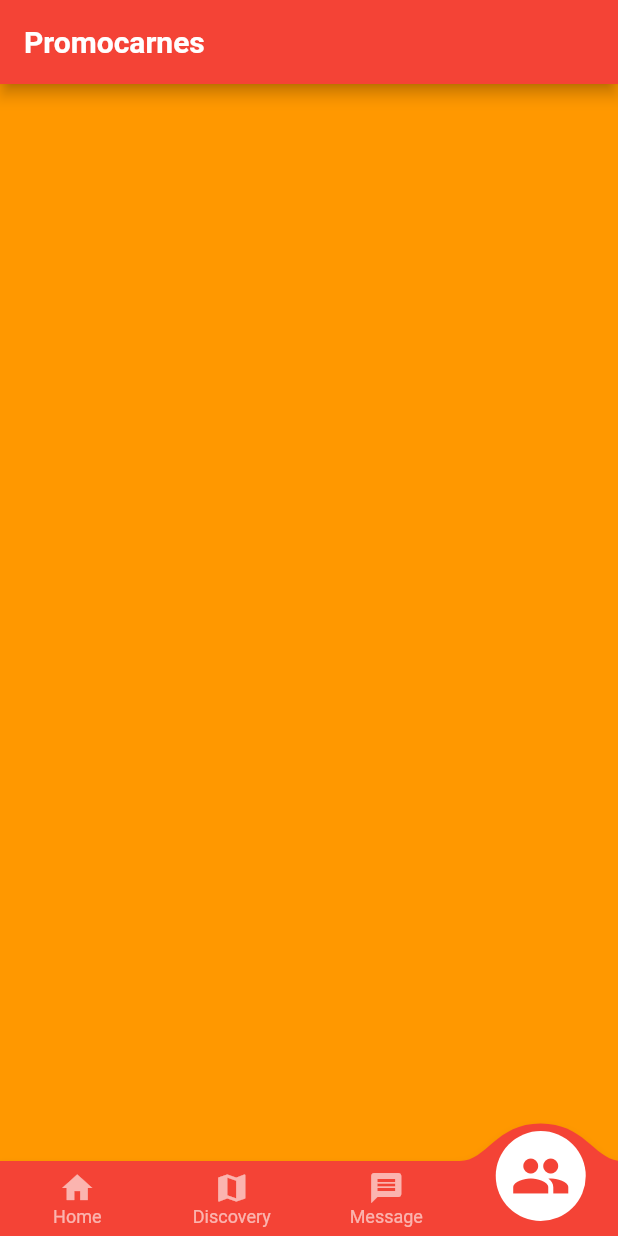
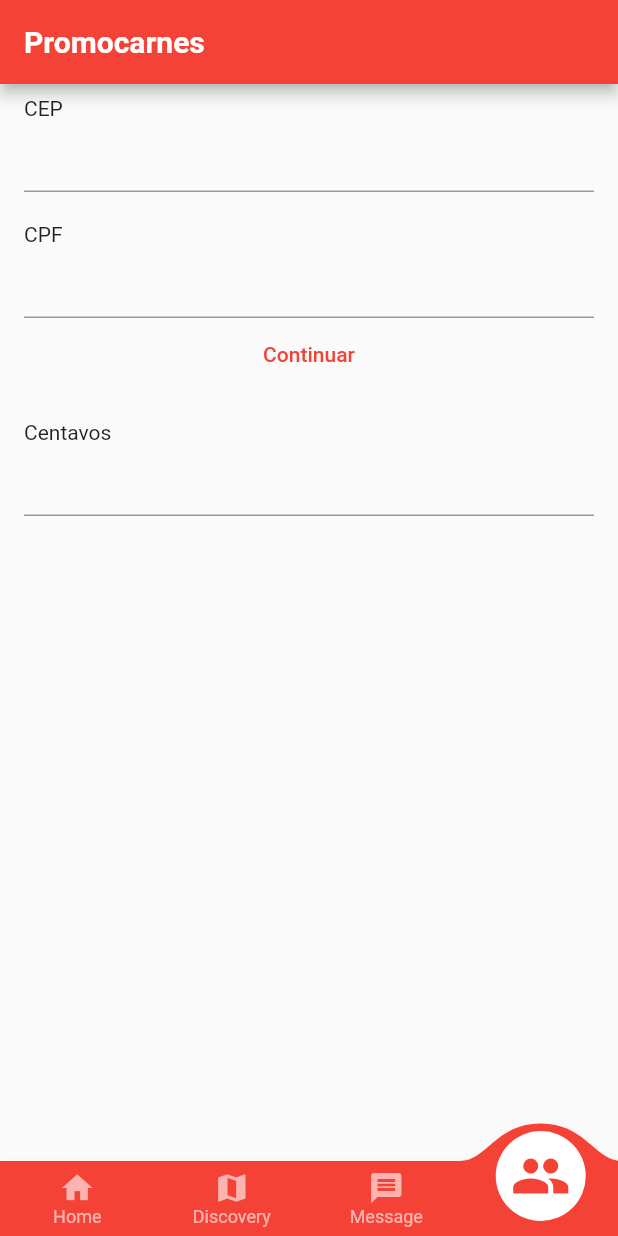
Before and after one commit to romildojpaiter/flutter-dio-challenge, a Flutter app: the screen it shows after launch, item 4 of the bottom bar chosen, on a phone screen of 412 x 824 dp. Run offline on Flutter 3.47's test engine with Material 2 defaults, Android fonts, the phone set to English and light mode, and no system bars; drawn by our look-alikes of convex_bottom_bar; our stand-ins replace animated_text_kit, brasil_fields, convert, dio, flutter_dotenv, font_awesome_flutter and 2 more; accounts and stored records are empty.

Commit message:
Incluir a formatação dos numeros

```diff
--- /dev/null
+++ b/modulo06/modulo06app/lib/pages/brasil_fields/brasil_fields_page.dart
@@ -0,0 +1,74 @@
+import 'package:brasil_fields/brasil_fields.dart';
+import 'package:flutter/material.dart';
+import 'package:flutter/services.dart';
+
+class BrasilFieldsPage extends StatefulWidget {
+  const BrasilFieldsPage({super.key});
+
+  @override
+  State<BrasilFieldsPage> createState() => _BrasilFieldsPageState();
+}
+
+class _BrasilFieldsPageState extends State<BrasilFieldsPage> {
+  //
+  var _cpfController = TextEditingController();
+  var _centavosController = TextEditingController();
+
+  @override
+  Widget build(BuildContext context) {
+    return Scaffold(
+      body: Container(
+        margin: EdgeInsets.symmetric(horizontal: 16.0, vertical: 8.0),
+        child: Column(
+          crossAxisAlignment: CrossAxisAlignment.start,
+          children: [
+            Text("CEP"),
+            TextFormField(
+              keyboardType: TextInputType.number,
+              inputFormatters: [
+                // obrigatório
+                FilteringTextInputFormatter.digitsOnly,
+                CepInputFormatter(),
+              ],
+            ),
+            SizedBox(
+              height: 20,
+            ),
+            Text("CPF"),
+            TextFormField(
+              controller: _cpfController,
+              keyboardType: TextInputType.number,
+              inputFormatters: [
+                // obrigatório
+                FilteringTextInputFormatter.digitsOnly,
+                CpfInputFormatter(),
+              ],
+            ),
+            Center(
+              child: TextButton(
+                onPressed: () {
+                  print(CPFValidator.isValid(_cpfController.text));
+                  print(CPFValidator.isValid(CPFValidator.generate()));
+                },
+                child: Text("Continuar"),
+              ),
+            ),
+            SizedBox(
+              height: 20,
+            ),
+            Text("Centavos"),
+            TextFormField(
+              controller: _centavosController,
+              keyboardType: TextInputType.number,
+              inputFormatters: [
+                // obrigatório
+                FilteringTextInputFormatter.digitsOnly,
+                CentavosInputFormatter(),
+              ],
+            )
+          ],
+        ),
+      ),
+    );
+  }
+}
--- a/modulo06/modulo06app/lib/pages/promocarnes/promo_land_convex_page.dart
+++ b/modulo06/modulo06app/lib/pages/promocarnes/promo_land_convex_page.dart
@@ -1,5 +1,9 @@
+import 'package:brasil_fields/brasil_fields.dart';
 import 'package:convex_bottom_bar/convex_bottom_bar.dart';
 import 'package:flutter/material.dart';
+import 'package:flutter/services.dart';
+import 'package:intl/intl.dart';
+import 'package:modulo06app/pages/brasil_fields/brasil_fields_page.dart';
 
 class PromoLandConvexPage extends StatefulWidget {
   const PromoLandConvexPage({super.key});
@@ -12,6 +16,8 @@ class _PromoLandConvexPageState extends State<PromoLandConvexPage>
     with TickerProviderStateMixin {
   //
   late var _tabController;
+  var _f = NumberFormat('#,###.0#', 'en_US');
+  var _fBr = NumberFormat('#,###.0#', 'pt_BR');
 
   @override
   void initState() {
@@ -45,11 +51,15 @@ class _PromoLandConvexPageState extends State<PromoLandConvexPage>
               color: Colors.blue,
             ),
             Container(
-              color: Colors.green,
+              color: Colors.grey,
+              child: Column(
+                children: [
+                  Text(_f.format(1200.345)),
+                  Text(_fBr.format(1200.345))
+                ],
+              ),
             ),
-            Container(
-              color: Colors.orange,
-            ),
+            BrasilFieldsPage(),
           ],
         ),
         bottomNavigationBar: ConvexAppBar.badge(
--- a/modulo06/modulo06app/pubspec.yaml
+++ b/modulo06/modulo06app/pubspec.yaml
@@ -42,6 +42,8 @@ dependencies:
   auto_size_text: ^3.0.0
   animated_text_kit: ^4.2.2
   convex_bottom_bar: ^3.2.0
+  brasil_fields: ^1.6.1
+  intl: ^0.18.1
 
 dev_dependencies:
   flutter_launcher_icons: "^0.13.1"
```
